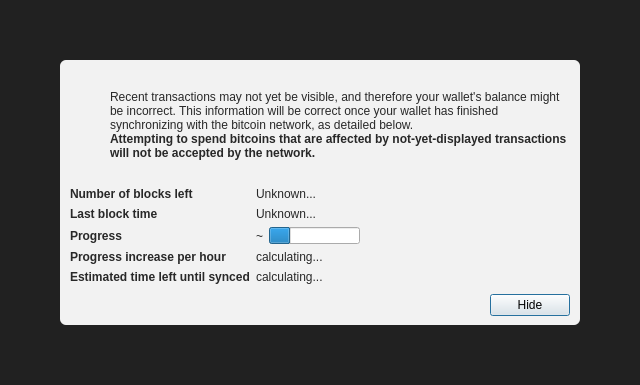
The window that src/qt/forms/modaloverlay.ui (MonkeyD-Core/eoz) describes before a commit, drawn with Qt 5.
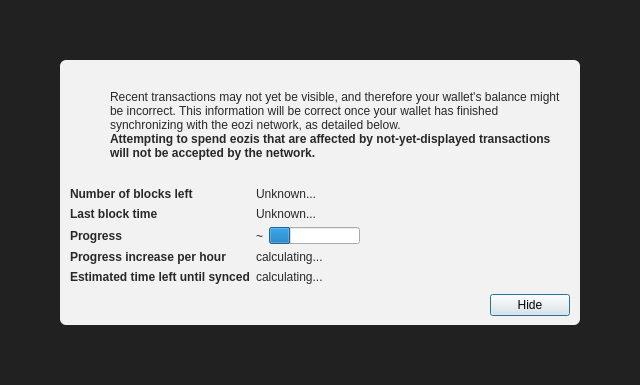
The same window after the commit. Icons and pictures are not drawn. Custom widgets are drawn as their Qt base class.

Patch:
```diff
--- a/src/qt/forms/modaloverlay.ui
+++ b/src/qt/forms/modaloverlay.ui
@@ -130,7 +130,7 @@
              <item>
               <widget class="QLabel" name="infoText">
                <property name="text">
-                <string>Recent transactions may not yet be visible, and therefore your wallet's balance might be incorrect. This information will be correct once your wallet has finished synchronizing with the bitcoin network, as detailed below.</string>
+                <string>Recent transactions may not yet be visible, and therefore your wallet's balance might be incorrect. This information will be correct once your wallet has finished synchronizing with the eozi network, as detailed below.</string>
                </property>
                <property name="textFormat">
                 <enum>Qt::RichText</enum>
@@ -149,7 +149,7 @@
                 </font>
                </property>
                <property name="text">
-                <string>Attempting to spend bitcoins that are affected by not-yet-displayed transactions will not be accepted by the network.</string>
+                <string>Attempting to spend eozis that are affected by not-yet-displayed transactions will not be accepted by the network.</string>
                </property>
                <property name="textFormat">
                 <enum>Qt::RichText</enum>
```
